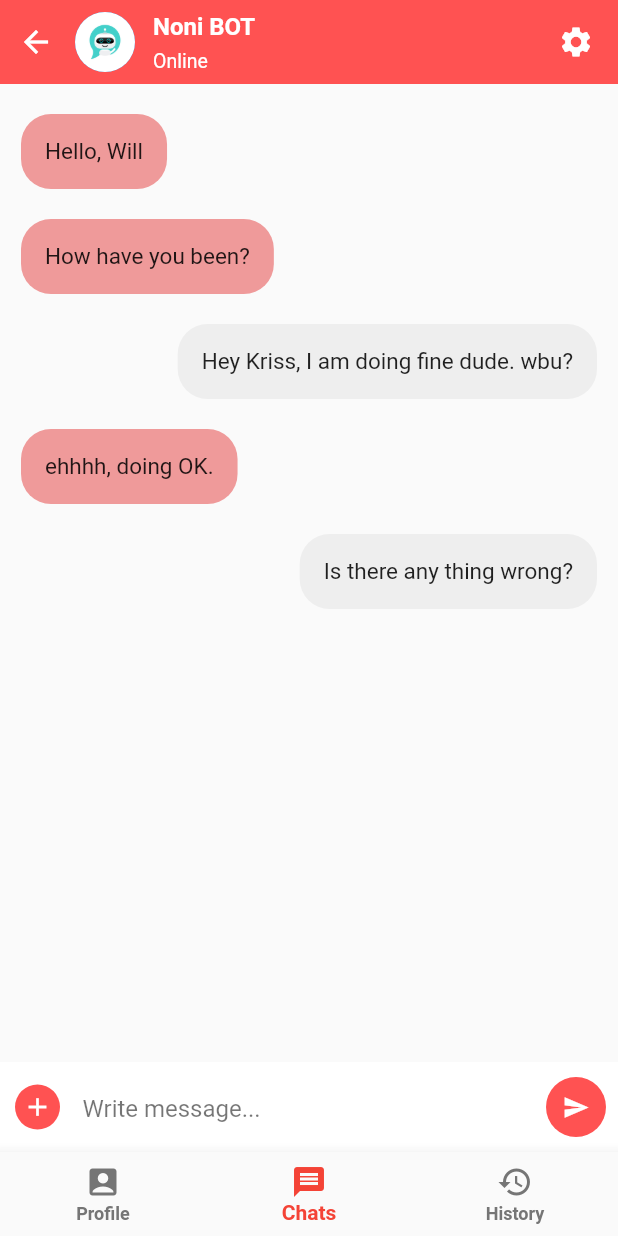
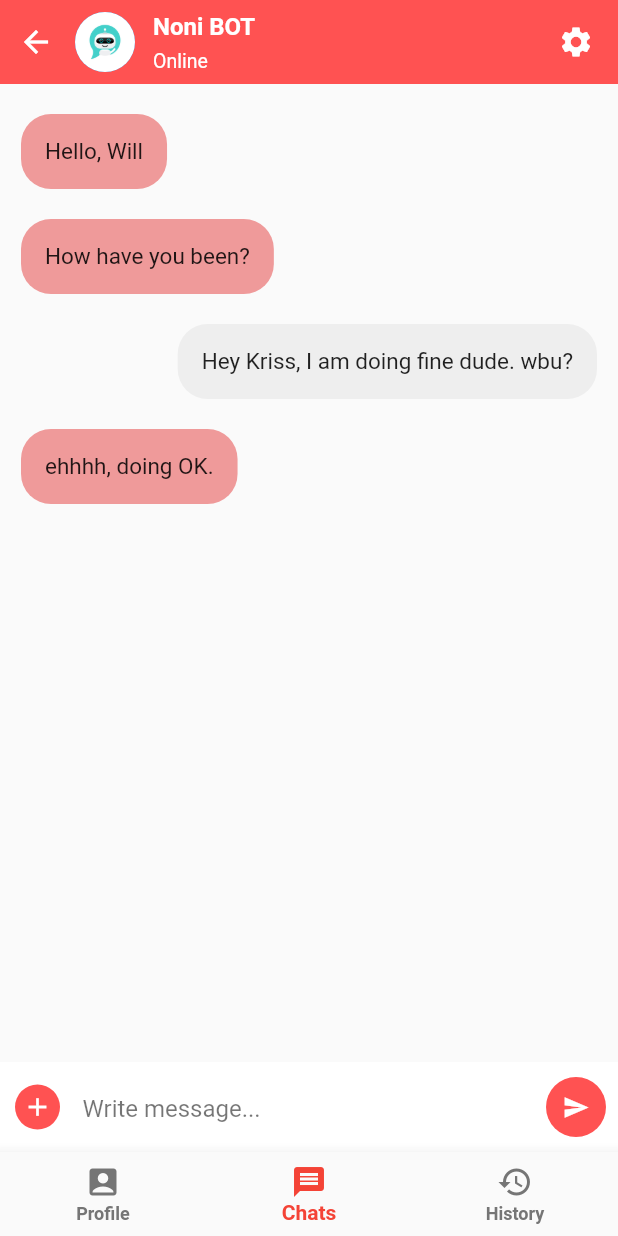
Before and after one commit to Irene-123/HealthCareChatbotAndroid, a Flutter app: the screen it shows after launch, item 2 of the bottom bar chosen, on a phone screen of 412 x 824 dp. Run offline on Flutter 3.47's test engine with Material 2 defaults, Android fonts, the phone set to English and light mode, and no system bars; our stand-ins replace firebase_core, firebase_database, flutter_easyloading; missing offline and left inert: dart:ffi, flutterfire_cli; accounts and stored records are empty.

Commit message:
Test Push

```diff
--- a/lib/screens/chat_with_bot_page.dart
+++ b/lib/screens/chat_with_bot_page.dart
@@ -19,7 +19,6 @@ class _ChatWithBotPageState extends State<ChatWithBotPage> {
     ChatMessage(messageContent: "How have you been?", messageType: "receiver"),
     ChatMessage(messageContent: "Hey Kriss, I am doing fine dude. wbu?", messageType: "sender"),
     ChatMessage(messageContent: "ehhhh, doing OK.", messageType: "receiver"),
-    ChatMessage(messageContent: "Is there any thing wrong?", messageType: "sender"),
   ];
   final textBoxController = TextEditingController();
   final ScrollController _controller = ScrollController();
```
